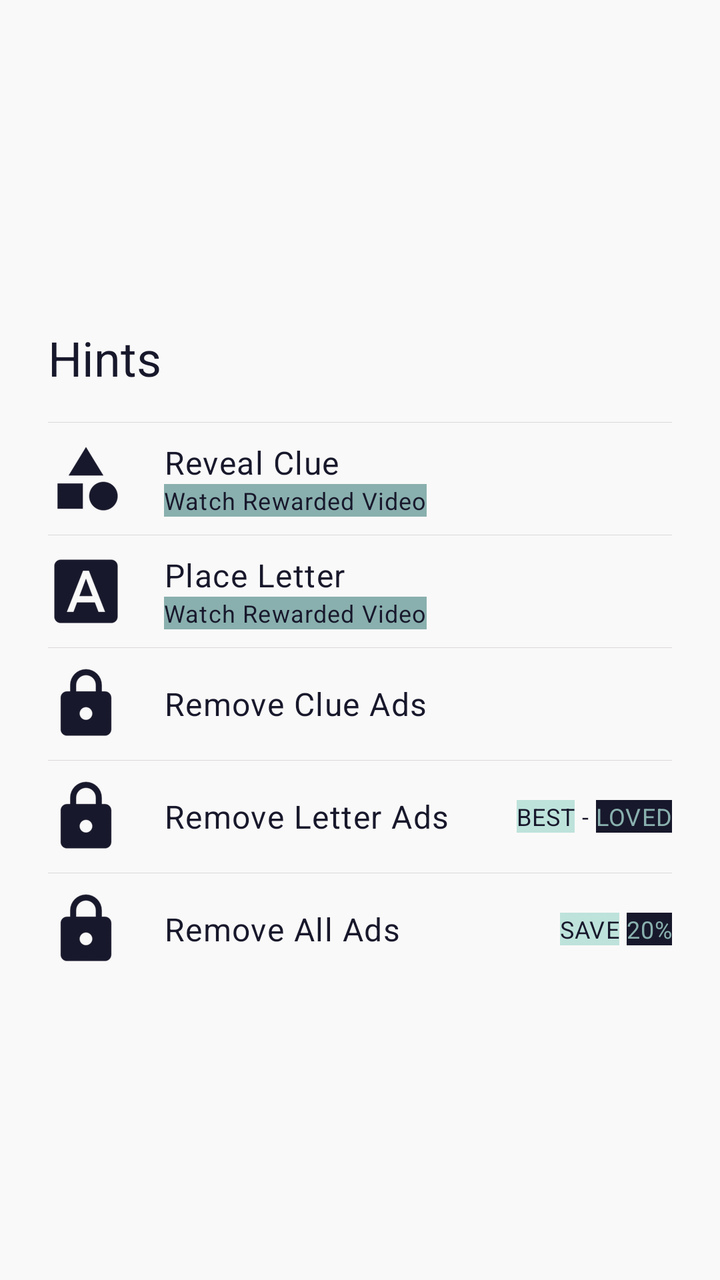
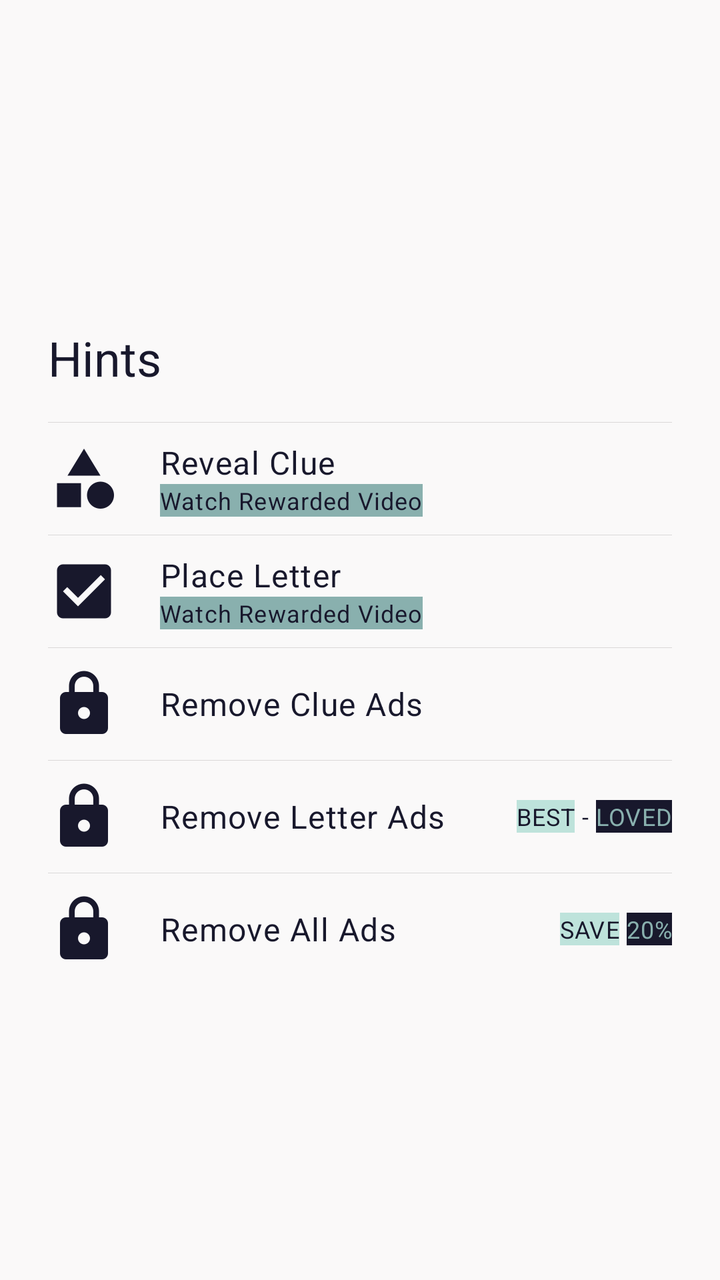

Before-and-after screenshots of an Android layout around one commit, followed by the original layout XML and the change that was made.
<!-- AndroidManifest.xml: application theme Theme.OC -->
<!-- res/layout/hints_fragment.xml -->
<?xml version="1.0" encoding="utf-8"?>
<androidx.appcompat.widget.LinearLayoutCompat xmlns:android="http://schemas.android.com/apk/res/android"
    xmlns:app="http://schemas.android.com/apk/res-auto"
    xmlns:tools="http://schemas.android.com/tools"
    android:layout_width="match_parent"
    android:layout_height="wrap_content"
    android:gravity="center"
    android:orientation="vertical"
    android:paddingVertical="@dimen/default_large_margin"
    app:divider="@drawable/divider"
    app:dividerPadding="@dimen/simple_dialog_left_margin"
    app:showDividers="middle">

    <androidx.appcompat.widget.LinearLayoutCompat
        android:id="@+id/hints_dialog_title"
        android:layout_width="match_parent"
        android:layout_height="@dimen/simple_dialog_header_height"
        android:orientation="horizontal">

        <androidx.appcompat.widget.AppCompatTextView
            android:layout_width="wrap_content"
            android:layout_height="wrap_content"
            android:layout_gravity="center_vertical"
            android:layout_marginStart="@dimen/simple_dialog_left_margin"
            android:text="@string/hints"
            android:textAppearance="@style/TextAppearance.OC.Headline5" />
    </androidx.appcompat.widget.LinearLayoutCompat>

    <androidx.appcompat.widget.LinearLayoutCompat
        android:id="@+id/category_reveal_button"
        android:layout_width="match_parent"
        android:layout_height="@dimen/simple_dialog_item_height"
        android:layout_margin="@dimen/_2sdp"
        android:background="?android:attr/selectableItemBackground"
        android:clickable="true"
        android:focusable="true"
        android:orientation="horizontal">

        <androidx.appcompat.widget.AppCompatImageView
            android:layout_width="wrap_content"
            android:layout_height="wrap_content"
            android:layout_gravity="center_vertical"
            android:layout_marginStart="@dimen/simple_dialog_left_margin"
            android:layout_marginEnd="@dimen/simple_dialog_divider_margin"
            android:contentDescription="@string/rewarded_reveal_clue"
            android:clickable="false"
            android:src="@drawable/category_icon"
            app:tint="@color/colorOnPrimary"
            tools:ignore="RtlSymmetry" />

        <ViewFlipper
            android:id="@+id/reveal_category_flipper"
            android:layout_width="match_parent"
            android:layout_height="match_parent"
            android:clickable="false"
            android:inAnimation="@android:anim/slide_in_left"
            android:outAnimation="@android:anim/slide_out_right">

            <include
                android:id="@+id/reveal_category_hidden"
                layout="@layout/hint_available"
                android:layout_width="match_parent"
                android:layout_height="match_parent" />

            <include
                android:id="@+id/reveal_category_shown"
                layout="@layout/hint_revealed"
                android:layout_width="match_parent"
                android:layout_height="match_parent" />
        </ViewFlipper>

    </androidx.appcompat.widget.LinearLayoutCompat>

    <androidx.appcompat.widget.LinearLayoutCompat
        android:id="@+id/letter_place_button"
        android:layout_width="match_parent"
        android:layout_margin="@dimen/_2sdp"
        android:layout_height="@dimen/simple_dialog_item_height"
        android:background="?android:attr/selectableItemBackground"
        android:clickable="true"
        android:focusable="true"
        android:orientation="horizontal">

        <androidx.appcompat.widget.AppCompatImageView
            android:layout_width="wrap_content"
            android:layout_height="wrap_content"
            android:layout_gravity="center_vertical"
            android:layout_marginStart="@dimen/simple_dialog_left_margin"
            android:layout_marginEnd="@dimen/simple_dialog_divider_margin"
            android:clickable="false"
            android:contentDescription="@string/rewarded_place_letter"
            android:src="@drawable/letter_icon"
            app:tint="@color/colorOnPrimary"
            tools:ignore="RtlSymmetry" />

        <androidx.appcompat.widget.LinearLayoutCompat
            android:layout_width="match_parent"
            android:layout_height="match_parent"
            android:gravity="center_vertical"
            android:clickable="false"
            android:orientation="vertical">

            <androidx.appcompat.widget.AppCompatTextView
                android:layout_width="wrap_content"
                android:layout_height="wrap_content"
                android:layout_gravity="center_vertical"
                android:text="@string/rewarded_place_letter"
                android:textAppearance="@style/TextAppearance.OC.Body1" />

            <androidx.appcompat.widget.AppCompatTextView
                android:id="@+id/place_letter_subtitle"
                android:layout_width="wrap_content"
                android:layout_height="wrap_content"
                android:layout_gravity="center_vertical"
                android:text="@string/watch_rewarded_video"
                android:paddingHorizontal="@dimen/_3sdp"
                android:background="@color/colorPrimary"
                android:textColor="@color/colorOnPrimary"
                android:textAppearance="@style/TextAppearance.OC.Caption" />
        </androidx.appcompat.widget.LinearLayoutCompat>
    </androidx.appcompat.widget.LinearLayoutCompat>

    <androidx.appcompat.widget.LinearLayoutCompat
        android:id="@+id/all_categories_button"
        android:layout_width="match_parent"
        android:layout_height="@dimen/simple_dialog_item_height"
        android:layout_margin="@dimen/_2sdp"
        android:background="?android:attr/selectableItemBackground"
        android:clickable="true"
        android:focusable="true"
        android:orientation="horizontal">

        <androidx.appcompat.widget.AppCompatImageView
            android:layout_width="wrap_content"
            android:layout_height="wrap_content"
            android:layout_gravity="center_vertical"
            android:layout_marginStart="@dimen/simple_dialog_left_margin"
            android:layout_marginEnd="@dimen/simple_dialog_divider_margin"
            android:contentDescription="@string/iap_remove_clue_ads"
            android:src="@drawable/lock_icon"
            android:clickable="false"
            app:tint="@color/colorOnPrimary"
            tools:ignore="RtlSymmetry" />

        <androidx.appcompat.widget.LinearLayoutCompat
            android:layout_width="match_parent"
            android:layout_height="match_parent"
            android:gravity="center_vertical"
            android:clickable="false"
            android:orientation="vertical">

            <androidx.appcompat.widget.AppCompatTextView
                android:layout_width="wrap_content"
                android:layout_height="wrap_content"
                android:layout_gravity="center_vertical"
                android:text="@string/iap_remove_clue_ads"
                android:textAppearance="@style/TextAppearance.OC.Body1" />
        </androidx.appcompat.widget.LinearLayoutCompat>
    </androidx.appcompat.widget.LinearLayoutCompat>

    <androidx.appcompat.widget.LinearLayoutCompat
        android:id="@+id/all_letters_button"
        android:layout_width="match_parent"
        android:layout_height="@dimen/simple_dialog_item_height"
        android:layout_margin="@dimen/_2sdp"
        android:background="?android:attr/selectableItemBackground"
        android:clickable="true"
        android:focusable="true"
        android:orientation="horizontal">

        <androidx.appcompat.widget.AppCompatImageView
            android:layout_width="wrap_content"
            android:layout_height="wrap_content"
            android:layout_gravity="center_vertical"
            android:layout_marginStart="@dimen/simple_dialog_left_margin"
            android:layout_marginEnd="@dimen/simple_dialog_divider_margin"
            android:contentDescription="@string/iap_remove_letter_ads"
            android:clickable="false"
            android:src="@drawable/lock_icon"
            app:tint="@color/colorOnPrimary"
            tools:ignore="RtlSymmetry" />

        <androidx.appcompat.widget.LinearLayoutCompat
            android:layout_width="match_parent"
            android:layout_height="match_parent"
            android:gravity="center_vertical"
            android:orientation="horizontal"
            android:clickable="false"
            android:weightSum="2">

            <androidx.appcompat.widget.AppCompatTextView
                android:layout_width="wrap_content"
                android:layout_height="wrap_content"
                android:layout_gravity="center_vertical"
                android:layout_weight="1"
                android:text="@string/iap_remove_letter_ads"
                android:textAppearance="@style/TextAppearance.OC.Body1" />

            <androidx.appcompat.widget.LinearLayoutCompat
                android:layout_width="wrap_content"
                android:layout_height="wrap_content"
                android:layout_weight="1"
                android:gravity="end"
                android:layout_marginRight="@dimen/simple_dialog_left_margin"
                android:orientation="horizontal">

                <androidx.appcompat.widget.AppCompatTextView
                    android:layout_width="wrap_content"
                    android:layout_height="wrap_content"
                    android:padding="@dimen/_3sdp"
                    android:layout_gravity="center_vertical"
                    android:background="@color/colorSecondary"
                    android:textColor="@color/colorOnPrimary"
                    android:text="BEST"
                    android:textAppearance="@style/TextAppearance.OC.Caption" />
                <androidx.appcompat.widget.AppCompatTextView
                    android:layout_width="wrap_content"
                    android:layout_height="wrap_content"
                    android:layout_gravity="center_vertical"
                    android:text=" - "
                    android:textAppearance="@style/TextAppearance.OC.Caption" />
                <androidx.appcompat.widget.AppCompatTextView
                    android:layout_width="wrap_content"
                    android:layout_height="wrap_content"
                    android:padding="@dimen/_3sdp"
                    android:layout_gravity="center_vertical"
                    android:background="@color/colorOnPrimary"
                    android:textColor="@color/colorPrimary"
                    android:text="LOVED"
                    android:textAppearance="@style/TextAppearance.OC.Caption" />

            </androidx.appcompat.widget.LinearLayoutCompat>
        </androidx.appcompat.widget.LinearLayoutCompat>
    </androidx.appcompat.widget.LinearLayoutCompat>

    <androidx.appcompat.widget.LinearLayoutCompat
        android:id="@+id/unlock_all_hints_button"
        android:layout_width="match_parent"
        android:layout_height="@dimen/simple_dialog_item_height"
        android:layout_margin="@dimen/_2sdp"
        android:background="?android:attr/selectableItemBackground"
        android:clickable="true"
        android:focusable="true"
        android:orientation="horizontal">

        <androidx.appcompat.widget.AppCompatImageView
            android:layout_width="wrap_content"
            android:layout_height="wrap_content"
            android:layout_gravity="center_vertical"
            android:layout_marginStart="@dimen/simple_dialog_left_margin"
            android:layout_marginEnd="@dimen/simple_dialog_divider_margin"
            android:contentDescription="@string/iap_remove_all_ads"
            android:src="@drawable/lock_icon"
            android:clickable="false"
            app:tint="@color/colorOnPrimary"
            tools:ignore="RtlSymmetry" />

        <androidx.appcompat.widget.LinearLayoutCompat
            android:layout_width="match_parent"
            android:layout_height="match_parent"
            android:gravity="center_vertical"
            android:layout_marginRight="@dimen/simple_dialog_left_margin"
            android:clickable="false"
            android:orientation="horizontal"
            android:weightSum="2">

            <androidx.appcompat.widget.AppCompatTextView
                android:layout_width="wrap_content"
                android:layout_height="wrap_content"
                android:layout_gravity="center_vertical"
                android:layout_weight="1"
                android:text="@string/iap_remove_all_ads"
                android:textAppearance="@style/TextAppearance.OC.Body1" />

            <androidx.appcompat.widget.LinearLayoutCompat
                android:layout_width="wrap_content"
                android:layout_height="wrap_content"
                android:layout_weight="1"
                android:gravity="end"
                android:orientation="horizontal">

                <androidx.appcompat.widget.AppCompatTextView
                    android:layout_width="wrap_content"
                    android:layout_height="wrap_content"
                    android:padding="@dimen/_3sdp"
                    android:layout_gravity="center_vertical"
                    android:background="@color/colorSecondary"
                    android:textColor="@color/colorOnPrimary"
                    android:text="SAVE"
                    android:textAppearance="@style/TextAppearance.OC.Caption" />
                <androidx.appcompat.widget.AppCompatTextView
                    android:layout_width="wrap_content"
                    android:layout_height="wrap_content"
                    android:layout_gravity="center_vertical"
                    android:text=" "
                    android:textAppearance="@style/TextAppearance.OC.Caption" />
                <androidx.appcompat.widget.AppCompatTextView
                    android:layout_width="wrap_content"
                    android:layout_height="wrap_content"
                    android:padding="@dimen/_3sdp"
                    android:layout_gravity="center_vertical"
                    android:background="@color/colorOnPrimary"
                    android:textColor="@color/colorPrimary"
                    android:text="20%"
                    android:textAppearance="@style/TextAppearance.OC.Caption" />

            </androidx.appcompat.widget.LinearLayoutCompat>
        </androidx.appcompat.widget.LinearLayoutCompat>
    </androidx.appcompat.widget.LinearLayoutCompat>

</androidx.appcompat.widget.LinearLayoutCompat>
<!-- res/layout/hint_available.xml (included above) -->
<?xml version="1.0" encoding="utf-8"?>
<androidx.appcompat.widget.LinearLayoutCompat xmlns:android="http://schemas.android.com/apk/res/android"
    android:layout_width="match_parent"
    android:layout_height="match_parent"
    android:gravity="center_vertical"
    android:orientation="vertical">

    <androidx.appcompat.widget.AppCompatTextView
        android:layout_width="wrap_content"
        android:layout_height="wrap_content"
        android:layout_gravity="center_vertical"
        android:text="@string/rewarded_reveal_clue"
        android:textAppearance="@style/TextAppearance.OC.Body1" />

    <androidx.appcompat.widget.AppCompatTextView
        android:id="@+id/reveal_clue_subtitle"
        android:layout_width="wrap_content"
        android:layout_height="wrap_content"
        android:layout_gravity="center_vertical"
        android:text="@string/watch_rewarded_video"
        android:paddingHorizontal="@dimen/_3sdp"
        android:background="@color/colorPrimary"
        android:textColor="@color/colorOnPrimary"
        android:textAppearance="@style/TextAppearance.OC.Caption" />
</androidx.appcompat.widget.LinearLayoutCompat>
<!-- res/layout/hint_revealed.xml (included above) -->
<?xml version="1.0" encoding="utf-8"?>
<androidx.appcompat.widget.LinearLayoutCompat xmlns:android="http://schemas.android.com/apk/res/android"
    android:layout_width="match_parent"
    android:layout_height="match_parent"
    android:gravity="center_vertical"
    android:orientation="vertical">

    <androidx.appcompat.widget.AppCompatTextView
        android:id="@+id/hint_revealed_textview"
        android:layout_width="wrap_content"
        android:layout_height="wrap_content"
        android:layout_gravity="center_vertical"
        android:text="@string/rewarded_reveal_clue"
        android:padding="@dimen/_3sdp"
        android:textColor="@color/textOnRewardedColor"
        android:background="@color/letterRewardedColor"
        android:textAppearance="@style/TextAppearance.OC.Body1" />

</androidx.appcompat.widget.LinearLayoutCompat>
<!-- resources referenced by this layout -->
<resources>
  <color name="colorOnPrimary">#18182C</color>
  <color name="colorPrimary">#89b0ae</color>
  <color name="colorSecondary">#bee3db</color>
  <color name="letterRewardedColor">#FFD000</color>
  <color name="textOnRewardedColor">#18182C</color>
  <dimen name="default_large_margin">@dimen/_16sdp</dimen>
  <dimen name="simple_dialog_divider_margin">@dimen/_20sdp</dimen>
  <dimen name="simple_dialog_header_height">@dimen/_64sdp</dimen>
  <dimen name="simple_dialog_item_height">@dimen/_48sdp</dimen>
  <dimen name="simple_dialog_left_margin">@dimen/_24sdp</dimen>
  <!-- drawable category_icon: png bitmap (drawable-hdpi, 1039 bytes) -->
  <!-- drawable divider (drawable) -->
  <?xml version="1.0" encoding="utf-8"?>
  <shape xmlns:android="http://schemas.android.com/apk/res/android" >
      <size android:height=".1dp"/>
      <solid android:color="@color/itemDividerColor"/>
  </shape>
  <!-- drawable letter_icon: png bitmap (drawable-hdpi, 1126 bytes) -->
  <!-- drawable lock_icon: png bitmap (drawable-hdpi, 1057 bytes) -->
  <string name="hints">Hints</string>
  <string name="iap_remove_all_ads">Remove All Ads</string>
  <string name="iap_remove_clue_ads">Remove Clue Ads</string>
  <string name="iap_remove_letter_ads">Remove Letter Ads</string>
  <string name="rewarded_place_letter">Place Letter</string>
  <string name="rewarded_reveal_clue">Reveal Clue</string>
  <string name="watch_rewarded_video">Watch Rewarded Video</string>
  <style name="TextAppearance.OC.Body1" parent="TextAppearance.MaterialComponents.Body1">
          <item name="fontFamily">@font/yantramanav_medium</item>
          <item name="android:textColor">@color/colorOnPrimary</item>
      </style>
  <style name="TextAppearance.OC.Caption" parent="TextAppearance.MaterialComponents.Caption">
          <item name="fontFamily">@font/yantramanav_medium</item>
          <item name="android:textColor">@color/colorSecondaryVariant</item>
      </style>
  <style name="TextAppearance.OC.Headline5" parent="TextAppearance.MaterialComponents.Headline5">
          <item name="fontFamily">@font/yantramanav_bold</item>
          <item name="android:textColor">@color/colorOnPrimary</item>
      </style>
  <color name="itemDividerColor">#DAD8D8</color>
  <color name="colorSecondaryVariant">#18182C</color>
  <color name="colorPrimaryVariant">#578280</color>
  <color name="colorOnSecondary">#405f5e</color>
  <color name="colorBackground">#faf9f9</color>
  <color name="colorOnBackground">#344D4B</color>
  <color name="colorSurface">#faf9f9</color>
  <color name="colorOnSurface">#4f7573</color>
  <color name="colorError">#EE3502</color>
  <color name="colorOnError">#faf9f9</color>
  <color name="navigationBarColor">#80797D88</color>
  <style name="HehBottomSheetDialogTheme" parent="@style/ThemeOverlay.MaterialComponents.BottomSheetDialog">
          <item name="bottomSheetStyle">@style/HehCustomBottomSheet</item>
      </style>
  <style name="HehCustomBottomSheet" parent="Widget.MaterialComponents.BottomSheet">
          <item name="shapeAppearanceOverlay">@style/CustomShapeAppearanceBottomSheetDialog</item>
      </style>
  <style name="CustomShapeAppearanceBottomSheetDialog">
          <item name="cornerFamily">rounded</item>
          <item name="cornerSizeTopRight">@dimen/default_large_margin</item>
          <item name="cornerSizeTopLeft">@dimen/default_large_margin</item>
          <item name="android:layout_margin">@dimen/default_large_margin</item>
          <item name="cornerSizeBottomRight">0dp</item>
          <item name="cornerSizeBottomLeft">0dp</item>
      </style>
  <!-- unchanged entries left out for length: 3 -->
</resources>

<!-- the commit's change to res/layout/hints_fragment.xml (unified diff, before → after) -->
@@ -44,7 +44,7 @@
             android:layout_marginEnd="@dimen/simple_dialog_divider_margin"
             android:contentDescription="@string/rewarded_reveal_clue"
             android:clickable="false"
-            android:src="@drawable/category_icon"
+            android:src="@drawable/baseline_category_black_36"
             app:tint="@color/colorOnPrimary"
             tools:ignore="RtlSymmetry" />
 
@@ -89,7 +89,7 @@
             android:layout_marginEnd="@dimen/simple_dialog_divider_margin"
             android:clickable="false"
             android:contentDescription="@string/rewarded_place_letter"
-            android:src="@drawable/letter_icon"
+            android:src="@drawable/baseline_check_box_black_36"
             app:tint="@color/colorOnPrimary"
             tools:ignore="RtlSymmetry" />
 
@@ -137,7 +137,7 @@
             android:layout_marginStart="@dimen/simple_dialog_left_margin"
             android:layout_marginEnd="@dimen/simple_dialog_divider_margin"
             android:contentDescription="@string/iap_remove_clue_ads"
-            android:src="@drawable/lock_icon"
+            android:src="@drawable/baseline_lock_black_36"
             android:clickable="false"
             app:tint="@color/colorOnPrimary"
             tools:ignore="RtlSymmetry" />
@@ -176,7 +176,7 @@
             android:layout_marginEnd="@dimen/simple_dialog_divider_margin"
             android:contentDescription="@string/iap_remove_letter_ads"
             android:clickable="false"
-            android:src="@drawable/lock_icon"
+            android:src="@drawable/baseline_lock_black_36"
             app:tint="@color/colorOnPrimary"
             tools:ignore="RtlSymmetry" />
 
@@ -250,7 +250,7 @@
             android:layout_marginStart="@dimen/simple_dialog_left_margin"
             android:layout_marginEnd="@dimen/simple_dialog_divider_margin"
             android:contentDescription="@string/iap_remove_all_ads"
-            android:src="@drawable/lock_icon"
+            android:src="@drawable/baseline_lock_black_36"
             android:clickable="false"
             app:tint="@color/colorOnPrimary"
             tools:ignore="RtlSymmetry" />
@@ -305,8 +305,14 @@
                     android:textAppearance="@style/TextAppearance.OC.Caption" />
 
             </androidx.appcompat.widget.LinearLayoutCompat>
+
+
         </androidx.appcompat.widget.LinearLayoutCompat>
-    </androidx.appcompat.widget.LinearLayoutCompat>
+
+
+    </androidx.appcompat.widget.LinearLayoutCompat>
+
+
 
 </androidx.appcompat.widget.LinearLayoutCompat>
 <!-- res/layout/hint_available.xml (included above) -->
<!-- resource entries referenced after the edit -->
@@ -10,15 +10,15 @@
   <dimen name="simple_dialog_header_height">@dimen/_64sdp</dimen>
   <dimen name="simple_dialog_item_height">@dimen/_48sdp</dimen>
   <dimen name="simple_dialog_left_margin">@dimen/_24sdp</dimen>
-  <!-- drawable category_icon: png bitmap (drawable-hdpi, 1039 bytes) -->
+  <!-- drawable baseline_category_black_36: png bitmap (drawable-hdpi, 475 bytes) -->
+  <!-- drawable baseline_check_box_black_36: png bitmap (drawable-hdpi, 323 bytes) -->
+  <!-- drawable baseline_lock_black_36: png bitmap (drawable-hdpi, 459 bytes) -->
   <!-- drawable divider (drawable) -->
   <?xml version="1.0" encoding="utf-8"?>
   <shape xmlns:android="http://schemas.android.com/apk/res/android" >
       <size android:height=".1dp"/>
       <solid android:color="@color/itemDividerColor"/>
   </shape>
-  <!-- drawable letter_icon: png bitmap (drawable-hdpi, 1126 bytes) -->
-  <!-- drawable lock_icon: png bitmap (drawable-hdpi, 1057 bytes) -->
   <string name="hints">Hints</string>
   <string name="iap_remove_all_ads">Remove All Ads</string>
   <string name="iap_remove_clue_ads">Remove Clue Ads</string>
